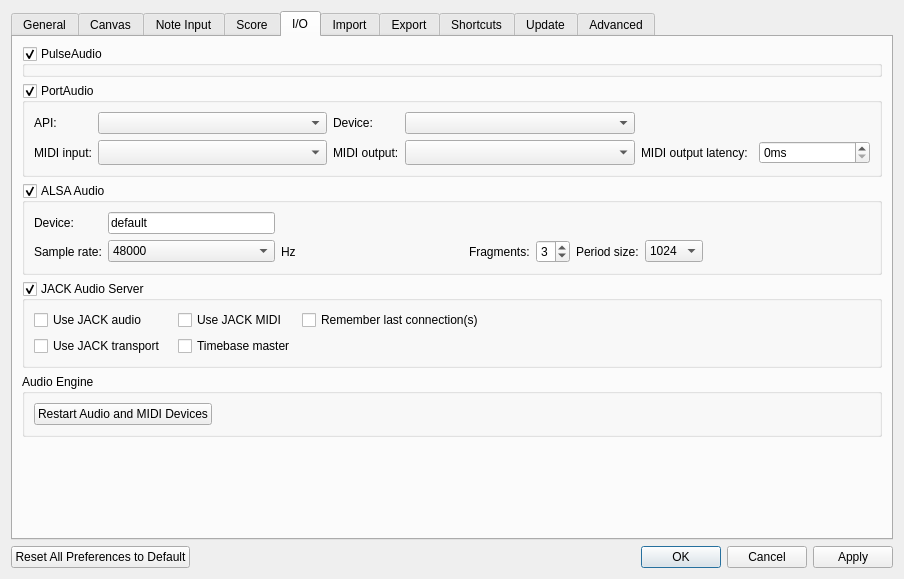
The window that mscore/prefsdialog.ui (hibikiwtnb/MuseScore) describes before a commit, drawn with Qt 5.
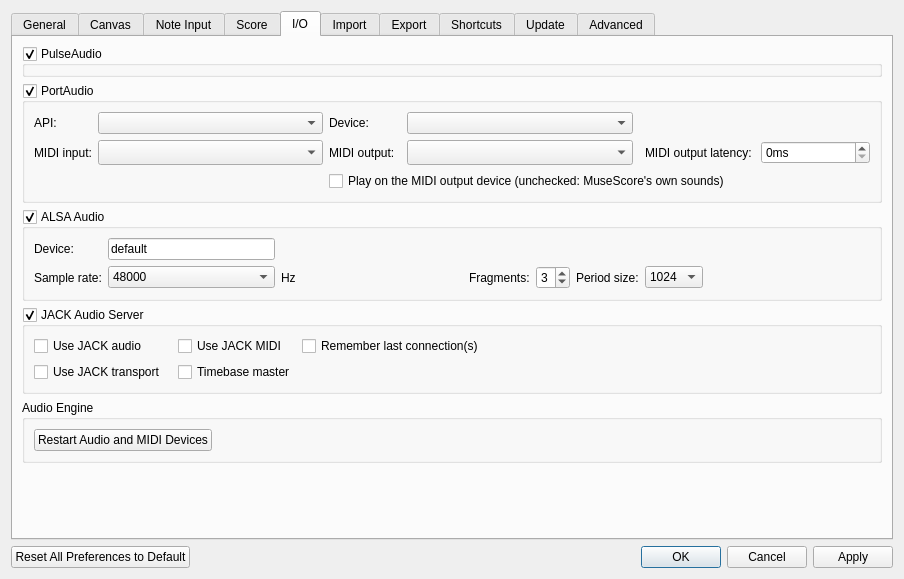
The same window after the commit. The open tabs and pages were chosen to show the change. Icons and pictures are not drawn. Custom widgets are drawn as their Qt base class.

Commit message:
MIDI out: a checkbox in the I/O preferences chooses the MIDI output device or MuseScore's own sounds
Checked, every part plays on the MIDI output device and not in MuseScore's
synthesizer. Unchecked, every part plays in MuseScore's synthesizer and
nothing goes to the MIDI output. Takes effect on OK; the score is not changed.

```diff
--- a/mscore/prefsdialog.ui
+++ b/mscore/prefsdialog.ui
@@ -3037,6 +3037,13 @@
             </item>
            </layout>
           </item>
+          <item row="3" column="2" colspan="5">
+           <widget class="QCheckBox" name="portMidiUseOutput">
+            <property name="text">
+             <string>Play on the MIDI output device (unchecked: MuseScore's own sounds)</string>
+            </property>
+           </widget>
+          </item>
          </layout>
         </widget>
        </item>
```
Left out of the diff: 1 changed line with no effect on the pictures. The commit also changes 4 other files.
